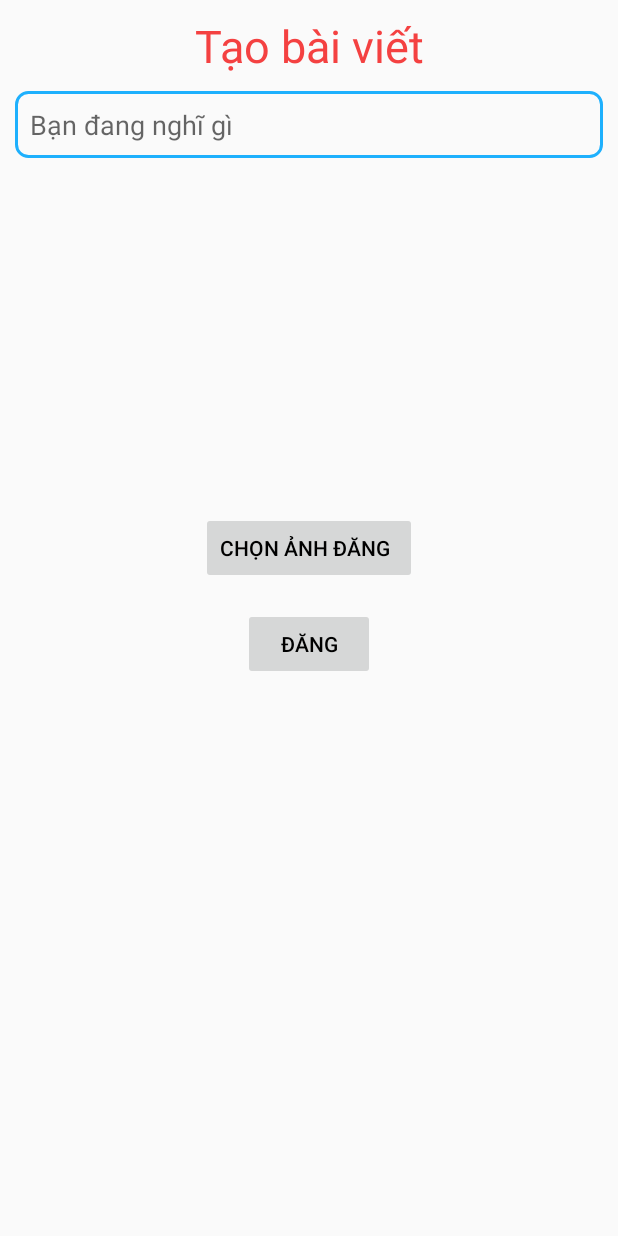
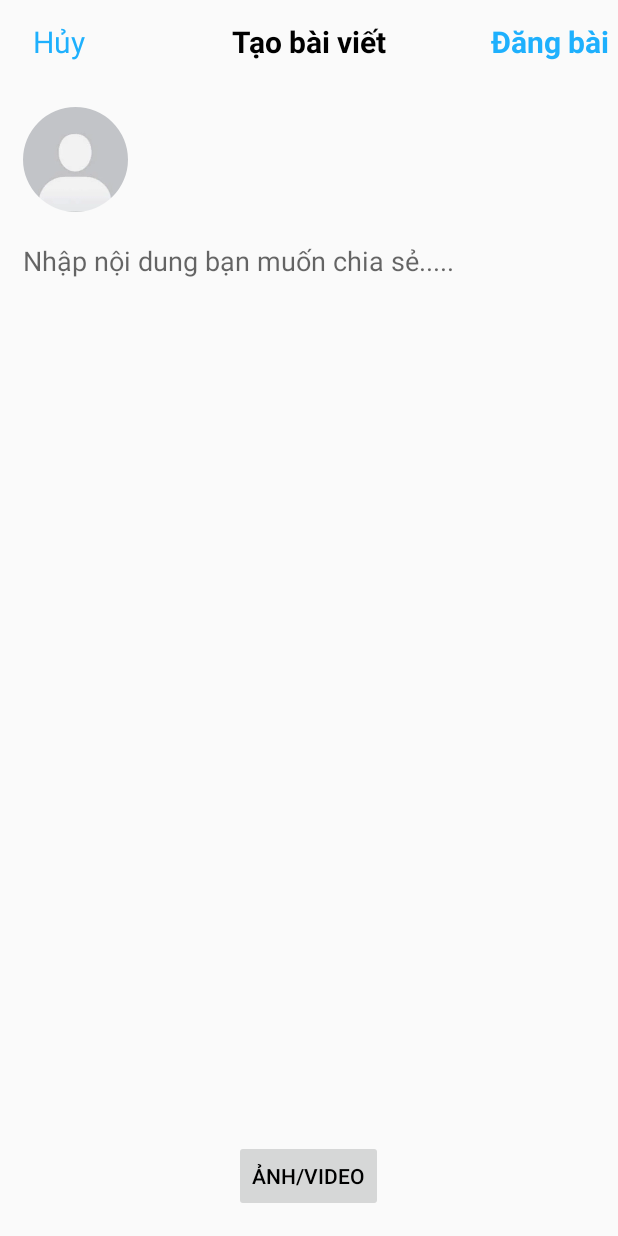
Before and after one commit to Hobao2k2/Lotus-, an Android app: the AddPostActivity screen opened directly, with no data from a screen before it, on a phone screen of 412 x 824 dp. Run offline under Robolectric (Android 15) with nearby library versions, the phone set to English and light mode, and no system bars; pictures from the network do not load; Roboto replaces fonts that are not available here.

Commit message:
bao update 26/08

```diff
--- a/app/src/main/java/com/example/lotus/data/network/ApiService.kt
+++ b/app/src/main/java/com/example/lotus/data/network/ApiService.kt
@@ -65,4 +65,6 @@ interface ApiService {
     @GET("/notification")
     suspend fun getNotification(): List<Notification>
 
+    @PUT("/notification/mark-as-read/{id}")
+    suspend fun MarkAsRead(@Path("id")id:String):String
 }
--- a/app/src/main/java/com/example/lotus/data/repository/AuthRepository.kt
+++ b/app/src/main/java/com/example/lotus/data/repository/AuthRepository.kt
@@ -7,13 +7,10 @@ import com.example.lotus.data.model.RegisterResponse
 import com.example.lotus.data.network.ApiService
 import com.example.lotus.data.network.RetrofitClient
 import com.example.lotus.utils.Resource
-import dagger.hilt.android.scopes.ActivityRetainedScoped
-import dagger.hilt.android.scopes.FragmentScoped
 import kotlinx.coroutines.Dispatchers
 import kotlinx.coroutines.flow.Flow
 import kotlinx.coroutines.flow.flow
 import kotlinx.coroutines.flow.flowOn
-import javax.inject.Inject
 
 class AuthRepository(context: Context)  : AuthRepositoryIpm {
 
--- a/app/src/main/java/com/example/lotus/ui/adapter/NotificaitonAdapter.kt
+++ b/app/src/main/java/com/example/lotus/ui/adapter/NotificaitonAdapter.kt
@@ -32,10 +32,8 @@ class NotificaitonAdapter(val dataList: ArrayList<NotificationItem>):RecyclerVie
             Glide.with(holder.itemView.context)
                 .load(item.image)
                 .into(holder.image)
-            Log.i("test", "Load ảnh từ URL")
         } else {
             holder.image.setImageResource(R.drawable.avatar_default)
-            Log.i("test", "Ảnh null hoặc rỗng, đặt ảnh mặc định")
         }
 
 
--- a/app/src/main/java/com/example/lotus/ui/view/AddPostActivity.kt
+++ b/app/src/main/java/com/example/lotus/ui/view/AddPostActivity.kt
@@ -7,11 +7,15 @@ import android.net.Uri
 import android.os.Bundle
 import android.provider.MediaStore
 import android.provider.OpenableColumns
+import android.util.Log
+import android.widget.TextView
+import android.widget.Toast
 import androidx.activity.enableEdgeToEdge
 import androidx.activity.result.ActivityResultLauncher
 import androidx.activity.result.contract.ActivityResultContracts
 import androidx.activity.viewModels
 import androidx.appcompat.app.AppCompatActivity
+import androidx.appcompat.widget.Toolbar
 import androidx.core.view.ViewCompat
 import androidx.core.view.WindowInsetsCompat
 import androidx.lifecycle.lifecycleScope
@@ -28,10 +32,10 @@ import java.io.InputStream
 
 class AddPostActivity : AppCompatActivity() {
     private lateinit var binding: ActivityAddPostBinding
+    private var selectedImageFile: File? = null
     private val userViewModel: UserViewModel by viewModels {
         UserViewModelFactory(UserRepository(this))
     }
-    private var selectedImageFile: File? = null
 
     private val galleryLauncher =
         registerForActivityResult(ActivityResultContracts.GetContent()) { uri: Uri? ->
@@ -54,14 +58,34 @@ class AddPostActivity : AppCompatActivity() {
             insets
         }
 
+        val toolbar: Toolbar = findViewById(R.id.toolbar)
+        setSupportActionBar(toolbar)
+        supportActionBar?.setDisplayShowTitleEnabled(false)
+        toolbar.findViewById<TextView>(R.id.txtCancel).setOnClickListener {
+            finish()
+        }
 
-        binding.buttonPost.setOnClickListener {
-            val content = binding.edtContent.text.trim().toString()
-            userViewModel.addPost(content, selectedImageFile)
-            val intent = Intent(this, HomePageActivity::class.java)
-            intent.putExtra("open_profile_tab", true)
-            startActivity(intent)
+        binding.txtUserName.text = intent.getStringExtra("username")
+        if (intent.getStringExtra("image") != null) {
+            Glide.with(this).load(intent.getStringExtra("image")).into(binding.avatarProfile)
+        } else {
+            binding.avatarProfile.setImageResource(R.drawable.avatar_default)
         }
+
+        var content:String
+        toolbar.findViewById<TextView>(R.id.txtPost).setOnClickListener {
+            content = binding.edtContent.text.trim().toString()
+            if (content.isNullOrEmpty() && selectedImageFile == null) {
+                Toast.makeText(this, "Vui long chon anh hoac nhap noi dung", Toast.LENGTH_LONG).show()
+            } else {
+                userViewModel.addPost(content, selectedImageFile)
+                val intent = Intent(this, HomePageActivity::class.java)
+                intent.putExtra("open_profile_tab", true)
+                startActivity(intent)
+            }
+        }
+
+
 
         binding.buttonSelectImage.setOnClickListener {
             galleryLauncher.launch("image/*")
--- a/app/src/main/java/com/example/lotus/ui/view/NotifyFragment.kt
+++ b/app/src/main/java/com/example/lotus/ui/view/NotifyFragment.kt
@@ -44,8 +44,9 @@ class NotifyFragment : Fragment() {
                 notifications?.let {
                     Log.i("notification size", it.size.toString())
                     it.forEach { notification ->
-                        Log.i("iii",notification.notificationSender.image.toString())
-                        item.add(NotificationItem(notification.notificationSender.image ?: "",notification.notificationSender.userName,notification.message))
+                        if(!notification.isRead){
+                            item.add(NotificationItem(notification.notificationSender.image,notification.notificationSender.userName,notification.message))
+                        }
                     }
                     adapter.notifyDataSetChanged()
                 }
--- a/app/src/main/res/layout/activity_add_post.xml
+++ b/app/src/main/res/layout/activity_add_post.xml
@@ -8,30 +8,47 @@
     android:orientation="vertical"
     tools:context=".ui.view.AddPostActivity">
 
+    <include layout="@layout/toolbar_personal_management" />
 
-    <TextView
+    <LinearLayout
         android:layout_width="match_parent"
-        android:layout_height="wrap_content"
-        android:gravity="center"
-        android:textSize="30dp"
-        android:textColor="@color/red"
-        android:padding="10dp"
-        android:text="Tạo bài viết"/>
+        android:orientation="horizontal"
+        android:layout_height="wrap_content">
+
+        <com.google.android.material.imageview.ShapeableImageView
+            android:layout_marginTop="15dp"
+            android:layout_marginLeft="15dp"
+            android:id="@+id/avatarProfile"
+            android:layout_width="70dp"
+            android:layout_height="70dp"
+            android:scaleType="centerCrop"
+            android:src="@drawable/image_avatar"
+            app:shapeAppearanceOverlay="@style/roundedImageView" />
+
+        <TextView
+            android:id="@+id/txtUserName"
+            android:layout_width="match_parent"
+            android:layout_height="wrap_content"
+            android:layout_marginLeft="20dp"
+            android:text="UserName"
+            android:textStyle="bold"
+            android:textSize="15dp"
+            android:layout_gravity="center"
+            />
+
+    </LinearLayout>
 
     <EditText
         android:id="@+id/edtContent"
         android:layout_width="match_parent"
         android:layout_height="wrap_content"
-        android:padding="10dp"
-        android:layout_marginLeft="10dp"
-        android:layout_marginRight="10dp"
-        android:background="@drawable/blue_border"
-        android:inputType="text"
-        android:hint="Bạn đang nghĩ gì"
-        />
+        android:hint="Nhập nội dung bạn muốn chia sẻ....."
+        android:layout_marginLeft="15dp"
+        android:layout_marginTop="20dp"
+        android:background="@null"
+        android:inputType="textMultiLine" />
 
 
-    <!-- ImageView để hiển thị hình ảnh -->
     <ImageView
         android:id="@+id/imageView"
         android:layout_marginTop="20dp"
@@ -40,21 +57,18 @@
         android:layout_marginBottom="16dp"
         android:layout_gravity="center"
         android:scaleType="centerCrop"/>
+    <View
+        android:layout_width="0dp"
+        android:layout_height="0dp"
+        android:layout_weight="1" />
 
-    <!-- Button để chọn hình ảnh -->
     <Button
         android:id="@+id/buttonSelectImage"
         android:layout_width="wrap_content"
         android:layout_height="wrap_content"
-        android:text="Chọn ảnh đăng  "
+        android:text="Ảnh/video"
         android:layout_gravity="center"
         android:layout_marginBottom="16dp"/>
 
     <!-- Button để gửi bài viết -->
-    <Button
-        android:id="@+id/buttonPost"
-        android:layout_width="wrap_content"
-        android:layout_height="wrap_content"
-        android:layout_gravity="center"
-        android:text="Đăng"/>
 </LinearLayout>
--- a/app/src/main/res/layout/toolbar_personal_management.xml
+++ b/app/src/main/res/layout/toolbar_personal_management.xml
@@ -1,23 +1,37 @@
 <?xml version="1.0" encoding="utf-8"?>
-<RelativeLayout xmlns:android="http://schemas.android.com/apk/res/android"
+<androidx.appcompat.widget.Toolbar xmlns:android="http://schemas.android.com/apk/res/android"
+    android:id="@+id/toolbar"
     android:layout_width="match_parent"
-    android:layout_height="wrap_content"
-    >
-    <ImageView
-        android:id="@+id/imgLeftIcon"
-        android:layout_width="40dp"
-        android:layout_height="40dp"
-        android:src="@drawable/icon_back"
-        />
+    android:layout_height="wrap_content">
+
+    <TextView
+        android:id="@+id/txtCancel"
+        android:layout_width="wrap_content"
+        android:layout_height="wrap_content"
+        android:textSize="20sp"
+        android:padding="6dp"
+        android:textColor="@color/blue"
+        android:text="Hủy" />
+
     <TextView
         android:id="@+id/txtPersonalManagement"
-        android:gravity="center"
-        android:text="Quản lý cá nhân"
-        android:textSize="20dp"
+        android:layout_width="wrap_content"
+        android:layout_height="wrap_content"
+        android:textSize="20sp"
         android:textStyle="bold"
-        android:layout_width="match_parent"
+        android:text="Tạo bài viết"
+        android:padding="6dp"
+        android:layout_gravity="center"/>
+
+    <TextView
+        android:id="@+id/txtPost"
+        android:layout_width="wrap_content"
         android:layout_height="wrap_content"
+        android:textSize="20sp"
+        android:textStyle="bold"
+        android:textColor="@color/blue"
+        android:text="Đăng bài"
         android:padding="6dp"
-        />
+        android:layout_gravity="end"/>
 
-</RelativeLayout>
+</androidx.appcompat.widget.Toolbar>
```
Also changed, not shown: app/src/main/java/com/example/lotus/ui/view/ProfileFragment.kt (+7 -4 lines), app/src/main/java/com/example/lotus/ui/viewModel/UserViewModel.kt (+0 -15 lines), app/src/main/res/layout/item_notificaiton.xml (+5 -5 lines).
